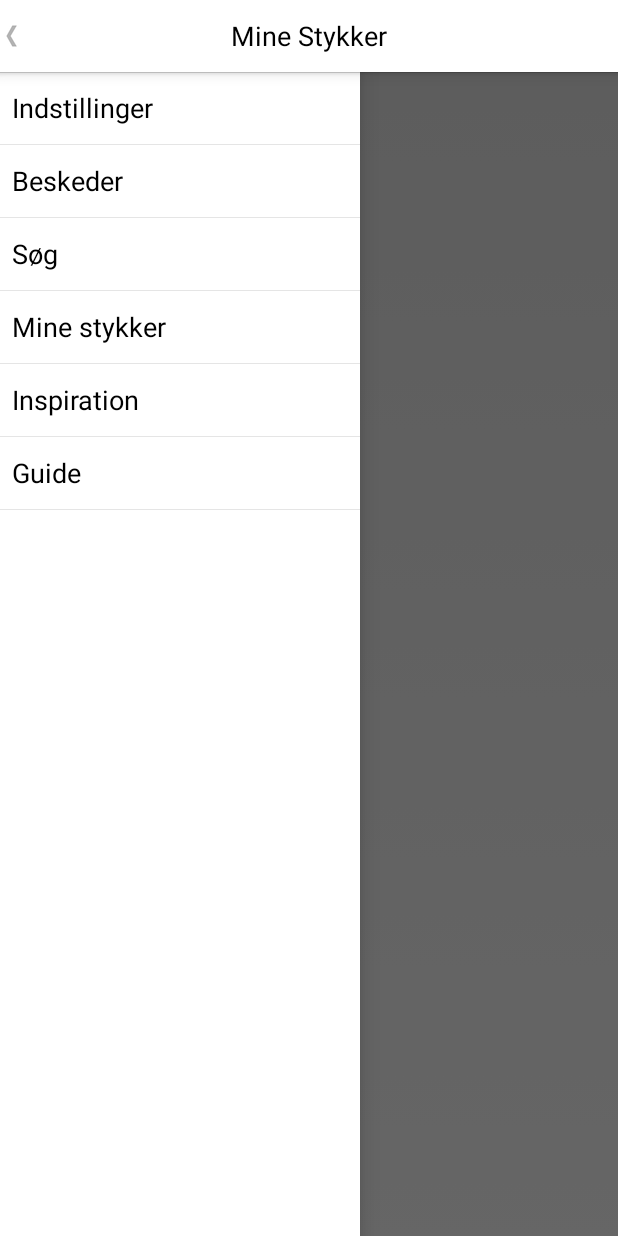
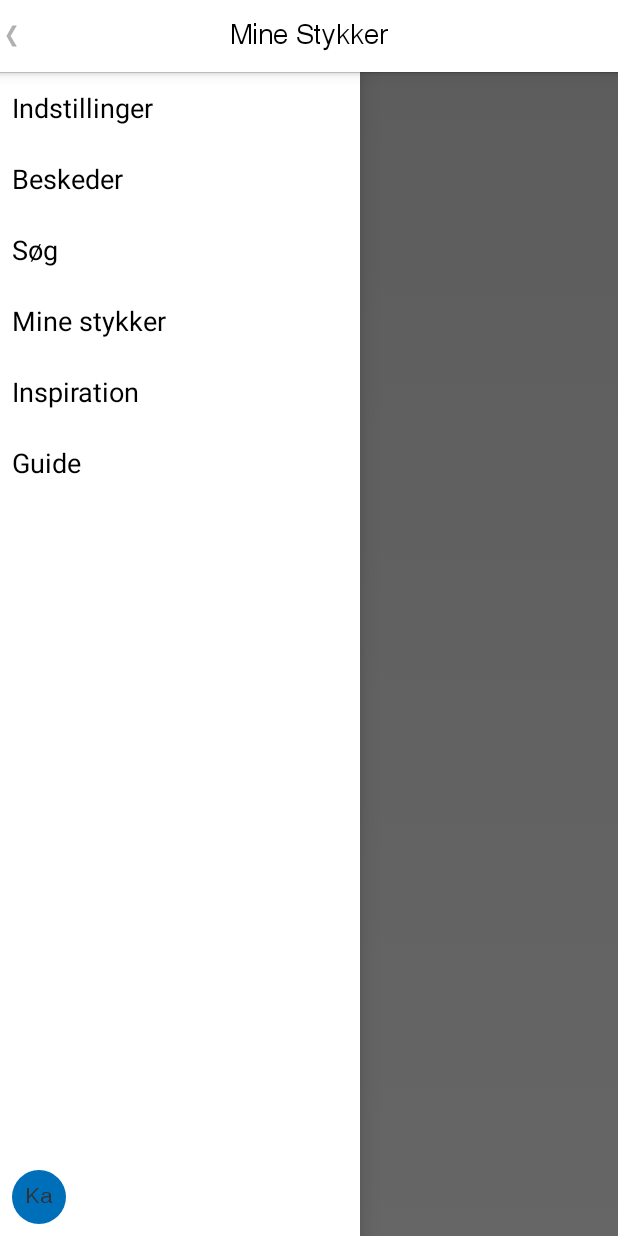
Before and after one commit to WebmyneMobileTeam/DT2, an Android app: the MyPlays screen opened directly, with no data from a screen before it, with the side drawer open, on a phone screen of 412 x 824 dp. Run offline under Robolectric (Android 15) with nearby library versions, the phone set to English and light mode, and no system bars; 2 statements that could not run were skipped.

Commit message:
nirav changes

```diff
--- a/app/src/main/java/wm/com/dt/app/BaseActivity.java
+++ b/app/src/main/java/wm/com/dt/app/BaseActivity.java
@@ -10,12 +10,14 @@ import android.util.TypedValue;
 import android.view.Gravity;
 import android.widget.TextView;
 
+import wm.com.dt.customviews.WMTextView;
+
 /**
  * Created by nirav on 25-08-2014.
  */
 public class BaseActivity extends Activity {
 
-    public TextView txtHeader;
+    public WMTextView txtHeader;
     @Override
     protected void onCreate(Bundle savedInstanceState) {
 
@@ -27,7 +29,7 @@ public class BaseActivity extends Activity {
                 ActionBar.LayoutParams.WRAP_CONTENT,
                 ActionBar.LayoutParams.WRAP_CONTENT);
         acBarParams.gravity= Gravity.CENTER| Gravity.CENTER_VERTICAL;
-        txtHeader=new TextView(this);
+        txtHeader=new WMTextView(this);
         getActionBar().setNavigationMode(ActionBar.NAVIGATION_MODE_STANDARD);
         getActionBar().setIcon(new ColorDrawable(Color.TRANSPARENT));
         getActionBar().setDisplayShowTitleEnabled(false);
--- a/app/src/main/java/wm/com/dt/login/LoginActivity.java
+++ b/app/src/main/java/wm/com/dt/login/LoginActivity.java
@@ -10,9 +10,6 @@ import wm.com.dt.R;
 import wm.com.dt.my_plays.MyPlays;
 
 public class LoginActivity extends BaseActivity{
-
-    // Added comment by dhruvil
-    // nirav changes
 
     private TextView txtLogin;
     @Override
--- /dev/null
+++ b/app/src/main/res/drawable/circle_shape.xml
@@ -0,0 +1,10 @@
+<?xml version="1.0" encoding="utf-8"?>
+<shape xmlns:android="http://schemas.android.com/apk/res/android"
+    android:shape="oval" >
+
+    <gradient
+        android:angle="270"
+        android:endColor="#006fba"
+        android:startColor="#006fba" />
+
+</shape>
--- a/app/src/main/res/layout/activity_my_plays.xml
+++ b/app/src/main/res/layout/activity_my_plays.xml
@@ -2,22 +2,43 @@
 <android.support.v4.widget.DrawerLayout xmlns:android="http://schemas.android.com/apk/res/android"
     android:id="@+id/drawer_layout"
     android:layout_width="match_parent"
-    android:layout_height="match_parent" >
+    android:layout_height="match_parent">
 
     <FrameLayout
         android:id="@+id/main_content"
+
         android:layout_width="match_parent"
-        android:layout_height="match_parent" >
-    </FrameLayout>
+        android:layout_height="match_parent"></FrameLayout>
 
-    <ListView
-        android:id="@+id/left_drawer"
+    <RelativeLayout
         android:layout_width="240dp"
         android:layout_height="match_parent"
         android:background="#ffffff"
-        android:layout_gravity="left" >
-    </ListView>
+        android:layout_gravity="left">
 
+        <ListView
+            android:id="@+id/left_drawer"
+            android:layout_width="match_parent"
+            android:layout_height="match_parent"
+            android:layout_above="@+id/logoutView"
+            android:layout_alignParentLeft="true"
+            android:divider="#00000000"
+            android:dividerHeight="0dp"
+            android:layout_alignParentTop="true"
+            />
+        <!--changes required for dim -->
+        <wm.com.dt.customviews.WMTextView
+            android:id="@+id/logoutView"
+            android:layout_width="36dp"
+            android:layout_height="36dp"
+            android:layout_alignParentBottom="true"
+            android:layout_alignParentLeft="true"
+            android:gravity="center"
+            android:layout_marginBottom="8dp"
+            android:layout_marginLeft="8dp"
+            android:background="@drawable/circle_shape"
+            android:text="Ka" />
 
+    </RelativeLayout>
 
 </android.support.v4.widget.DrawerLayout>
--- a/app/src/main/res/values/strings.xml
+++ b/app/src/main/res/values/strings.xml
@@ -1,7 +1,7 @@
 <?xml version="1.0" encoding="utf-8"?>
 <resources>
 
-    <string name="app_name">DT</string>
+    <string name="app_name">Danteater</string>
     <string name="hello_world">Hello world!</string>
     <string name="action_settings">Settings</string>
     <string name="close_drawer">Close Drawer</string>
```
